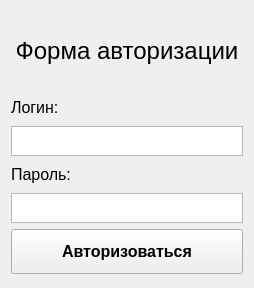
First picture: the form in form.ui, repository edfefegeger/PyQt_Web_Engine_Loging, before the edit.
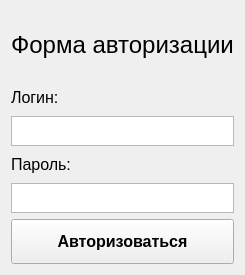
Second picture: the form after the edit.

Commit message: admin window no execute

Patch:
```diff
--- a/form.ui
+++ b/form.ui
@@ -6,10 +6,16 @@
    <rect>
     <x>0</x>
     <y>0</y>
-    <width>254</width>
-    <height>288</height>
+    <width>243</width>
+    <height>275</height>
    </rect>
   </property>
+  <property name="maximumSize">
+   <size>
+    <width>243</width>
+    <height>275</height>
+   </size>
+  </property>
   <property name="windowTitle">
    <string>Widget</string>
   </property>
```
The commit also changes 5 other files.
